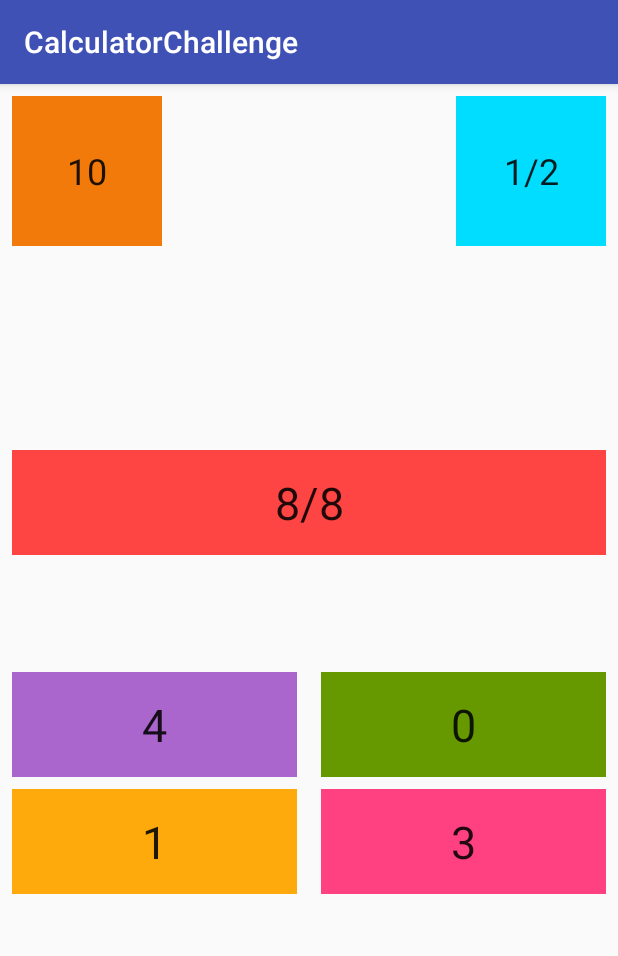
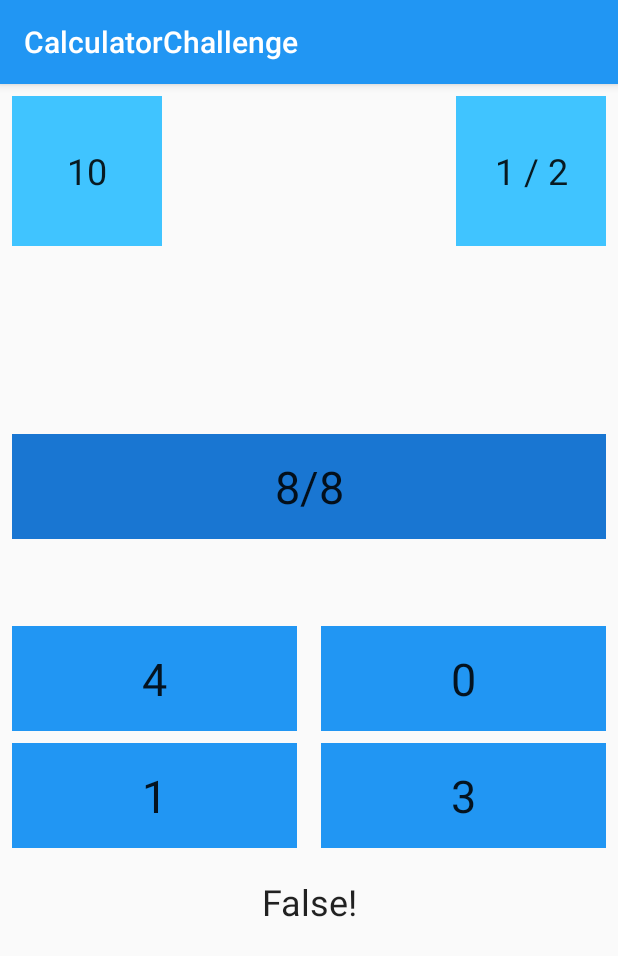
Before and after one commit to bIosCrYsisX/CalculatorChallenge, an Android app: the screen it shows after launch (MainActivity), after a tap on "10", on a phone screen of 412 x 824 dp. Shown: the top 956 px of the screen. Run offline under Robolectric (Android 15) with nearby library versions, the light colour scheme and no system bars; 1 other tap on this screen came first.

Commit message:
V1.0 Some changes and improvements.

```diff
--- a/app/src/main/java/tk/dalpiazsolutions/calculatorchallenge/MainActivity.java
+++ b/app/src/main/java/tk/dalpiazsolutions/calculatorchallenge/MainActivity.java
@@ -1,11 +1,11 @@
 package tk.dalpiazsolutions.calculatorchallenge;
 
+import android.os.Bundle;
 import android.os.Handler;
 import android.support.v7.app.AppCompatActivity;
-import android.os.Bundle;
 import android.view.View;
+import android.widget.Button;
 import android.widget.TextView;
-import android.widget.Toast;
 
 import java.util.Locale;
 
@@ -18,6 +18,7 @@ public class MainActivity extends AppCompatActivity {
     TextView txtNumberTwo;
     TextView txtNumberThree;
     TextView txtNumberFour;
+    Button mbuttonPlayAgain;
 
     int counter = 10;
 
@@ -35,6 +36,11 @@ public class MainActivity extends AppCompatActivity {
         txtNumberTwo = findViewById(R.id.textNumberTwo);
         txtNumberThree = findViewById(R.id.textNumberThree);
         txtNumberFour = findViewById(R.id.textNumberFour);
+        mbuttonPlayAgain = findViewById(R.id.buttonPlayAgain);
+
+        mbuttonPlayAgain.setVisibility(View.GONE);
+
+        txtStandings.setText("0/0");
 
         final Thread thread = new Thread() {
             TextView txtTimeLeft = findViewById(R.id.textTimeLeft);
@@ -44,7 +50,12 @@ public class MainActivity extends AppCompatActivity {
                     txtTimeLeft.setText(String.format(Locale.getDefault(), getString(R.string.number), counter));
                     if(counter==0)
                     {
+                        txtNumberOne.setClickable(false);
+                        txtNumberTwo.setClickable(false);
+                        txtNumberThree.setClickable(false);
+                        txtNumberFour.setClickable(false);
                         mainController.gameOver();
+                        mbuttonPlayAgain.setVisibility(View.VISIBLE);
                         return;
                     }
                     counter--;
@@ -81,4 +92,9 @@ public class MainActivity extends AppCompatActivity {
         mainController.checkAnswer(Integer.parseInt(textView.getText().toString()));
         txtStandings.setText(String.format(Locale.getDefault(), getString(R.string.standings), mainModel.getCorrectCounter(), mainModel.getCounter()));
     }
+
+    public void playAgain(View view)
+    {
+        this.recreate();
+    }
 }
--- a/app/src/main/java/tk/dalpiazsolutions/calculatorchallenge/MainController.java
+++ b/app/src/main/java/tk/dalpiazsolutions/calculatorchallenge/MainController.java
@@ -1,7 +1,11 @@
 package tk.dalpiazsolutions.calculatorchallenge;
 
+import android.view.View;
+import android.widget.Button;
+import android.widget.TextView;
 import android.widget.Toast;
 
+import java.util.Locale;
 import java.util.Random;
 
 /**
@@ -10,6 +14,7 @@ import java.util.Random;
 
 public class MainController {
 
+    private TextView txtState;
     private MainActivity mainActivity;
     private MainModel mainModel;
     private Random random = new Random();
@@ -19,6 +24,7 @@ public class MainController {
     {
         this.mainActivity = mainActivity;
         mainModel = new MainModel(mainActivity);
+        txtState = mainActivity.findViewById(R.id.textState);
     }
 
     public void startCalc()
@@ -102,7 +108,13 @@ public class MainController {
     {
         if(answer == mainModel.getResult())
         {
+            txtState.setText(mainActivity.getString(R.string.correct));
             mainModel.setCorrectCounter(mainModel.getCorrectCounter() + 1);
+        }
+
+        else
+        {
+            txtState.setText(mainActivity.getString(R.string.wrong));
         }
 
         mainModel.setCounter(mainModel.getCounter() + 1);
@@ -112,7 +124,9 @@ public class MainController {
 
     public void gameOver()
     {
+        txtState.setText(String.format(Locale.getDefault(), mainActivity.getString(R.string.endState), mainModel.getCorrectCounter(), mainModel.getCounter()));
         Toast.makeText(mainActivity.getApplicationContext(), "Game over!", Toast.LENGTH_LONG).show();
+
     }
 
     public int generateRandomAnswer()
@@ -139,4 +153,6 @@ public class MainController {
     {
         return (a % b);
     }
+
+
 }
--- a/app/src/main/res/layout/activity_main.xml
+++ b/app/src/main/res/layout/activity_main.xml
@@ -12,7 +12,7 @@
         android:layout_height="100dp"
         android:layout_marginStart="8dp"
         android:layout_marginTop="8dp"
-        android:background="?android:attr/colorFocusedHighlight"
+        android:background="@color/colorAccent"
         android:gravity="center"
         android:textAlignment="center"
         android:textAppearance="@style/TextAppearance.AppCompat"
@@ -28,7 +28,7 @@
         android:layout_marginEnd="8dp"
         android:layout_marginStart="8dp"
         android:layout_marginTop="8dp"
-        android:background="@android:color/holo_purple"
+        android:background="@color/colorPrimary"
         android:gravity="center"
         android:onClick="onClick"
         android:textAppearance="@style/TextAppearance.AppCompat"
@@ -44,7 +44,7 @@
         android:layout_marginEnd="8dp"
         android:layout_marginStart="8dp"
         android:layout_marginTop="8dp"
-        android:background="@android:color/holo_green_dark"
+        android:background="@color/colorPrimary"
         android:gravity="center"
         android:onClick="onClick"
         android:textAppearance="@style/TextAppearance.AppCompat"
@@ -60,7 +60,7 @@
         android:layout_marginEnd="8dp"
         android:layout_marginStart="8dp"
         android:layout_marginTop="8dp"
-        android:background="?android:attr/colorPressedHighlight"
+        android:background="?attr/colorPrimary"
         android:gravity="center"
         android:onClick="onClick"
         android:textAppearance="@style/TextAppearance.AppCompat"
@@ -76,7 +76,7 @@
         android:layout_marginEnd="8dp"
         android:layout_marginStart="8dp"
         android:layout_marginTop="8dp"
-        android:background="?android:attr/textColorLink"
+        android:background="@color/colorPrimary"
         android:gravity="center"
         android:onClick="onClick"
         android:textAppearance="@style/TextAppearance.AppCompat"
@@ -90,7 +90,7 @@
         android:layout_width="wrap_content"
         android:layout_height="wrap_content"
         android:orientation="horizontal"
-        app:layout_constraintGuide_percent="0.5" />
+        app:layout_constraintGuide_percent="0.46" />
 
     <android.support.constraint.Guideline
         android:id="@+id/guideline2"
@@ -105,7 +105,7 @@
         android:layout_height="100dp"
         android:layout_marginEnd="8dp"
         android:layout_marginTop="8dp"
-        android:background="@android:color/holo_blue_bright"
+        android:background="@color/colorAccent"
         android:gravity="center"
         android:textAppearance="@style/TextAppearance.AppCompat"
         android:textSize="24sp"
@@ -117,14 +117,44 @@
         android:id="@+id/textCalculations"
         android:layout_width="0dp"
         android:layout_height="70dp"
-        android:layout_marginBottom="70dp"
+        android:layout_marginBottom="50dp"
         android:layout_marginEnd="8dp"
         android:layout_marginStart="8dp"
-        android:background="@android:color/holo_red_light"
+        android:background="@color/colorPrimaryDark"
         android:gravity="center"
         android:textAppearance="@style/TextAppearance.AppCompat"
         android:textSize="30sp"
         app:layout_constraintBottom_toTopOf="@+id/guideline"
         app:layout_constraintEnd_toEndOf="parent"
         app:layout_constraintStart_toStartOf="parent" />
+
+    <Button
+        android:id="@+id/buttonPlayAgain"
+        style="@style/Widget.AppCompat.Button.Colored"
+        android:layout_width="0dp"
+        android:layout_height="wrap_content"
+        android:layout_marginBottom="8dp"
+        android:layout_marginEnd="8dp"
+        android:layout_marginStart="8dp"
+        android:onClick="playAgain"
+        android:text="@string/playagain"
+        android:textAppearance="@style/TextAppearance.AppCompat"
+        app:layout_constraintBottom_toBottomOf="parent"
+        app:layout_constraintEnd_toEndOf="parent"
+        app:layout_constraintStart_toStartOf="parent" />
+
+    <TextView
+        android:id="@+id/textState"
+        android:layout_width="0dp"
+        android:layout_height="40sp"
+        android:layout_marginEnd="8dp"
+        android:layout_marginStart="8dp"
+        android:layout_marginTop="16dp"
+        android:gravity="center"
+        android:textAlignment="center"
+        android:textAppearance="@style/TextAppearance.AppCompat"
+        android:textSize="24sp"
+        app:layout_constraintEnd_toEndOf="parent"
+        app:layout_constraintStart_toStartOf="parent"
+        app:layout_constraintTop_toBottomOf="@+id/textNumberThree" />
 </android.support.constraint.ConstraintLayout>
--- a/app/src/main/res/values/colors.xml
+++ b/app/src/main/res/values/colors.xml
@@ -1,6 +1,6 @@
 <?xml version="1.0" encoding="utf-8"?>
 <resources>
-    <color name="colorPrimary">#3F51B5</color>
-    <color name="colorPrimaryDark">#303F9F</color>
-    <color name="colorAccent">#FF4081</color>
+    <color name="colorPrimary">#2196f3</color>
+    <color name="colorPrimaryDark">#1976d2</color>
+    <color name="colorAccent">#40c4ff</color>
 </resources>
--- a/app/src/main/res/values/strings.xml
+++ b/app/src/main/res/values/strings.xml
@@ -1,5 +1,9 @@
 <resources>
     <string name="app_name">CalculatorChallenge</string>
     <string name="number">%1$d</string>
-    <string name="standings">%1$d/%2$d</string>
+    <string name="standings">%1$d / %2$d</string>
+    <string name="playagain">Play again!</string>
+    <string name="endState">Your score: %1$d / %2$d</string>
+    <string name="correct">Correct!</string>
+    <string name="wrong">False!</string>
 </resources>
```
